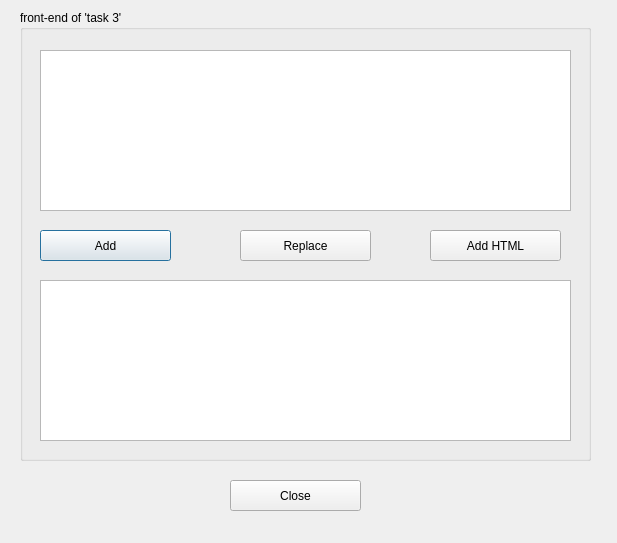
Before: the Qt Designer form task3window.ui in v01z/qt_1, drawn with Qt 5.
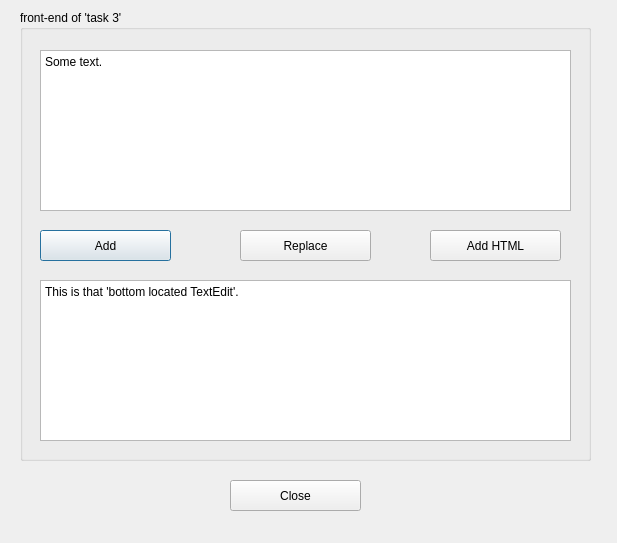
After: the same form once the commit is applied.

What changed in the file:
```diff
--- a/task3window.ui
+++ b/task3window.ui
@@ -35,7 +35,7 @@
      </rect>
     </property>
     <property name="plainText">
-     <string/>
+     <string>Some text.</string>
     </property>
    </widget>
    <widget class="QPlainTextEdit" name="plainTextEditDest">
@@ -47,6 +47,9 @@
       <height>161</height>
      </rect>
     </property>
+    <property name="plainText">
+     <string>This is that 'bottom located TextEdit'.</string>
+    </property>
    </widget>
    <widget class="QPushButton" name="addButton">
     <property name="geometry">
```
Left out of the diff: 20 changed lines with no effect on the pictures.
